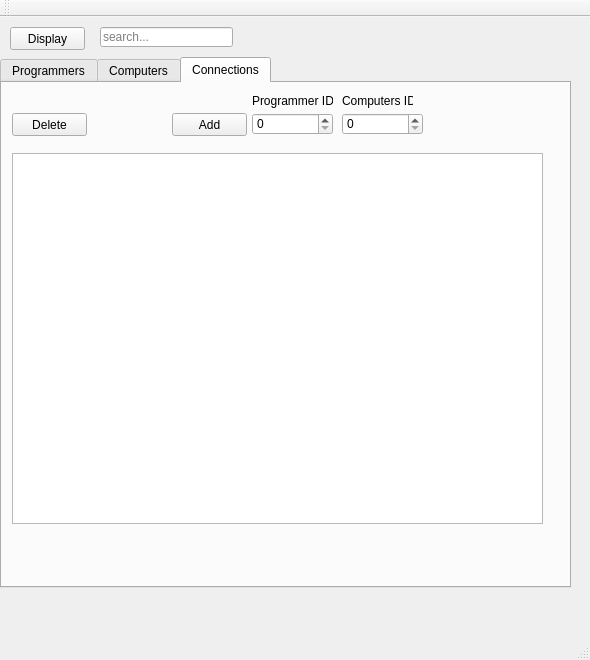
snaedisk/Hopur34_skil3, file mainwindow.ui: the form before one commit.
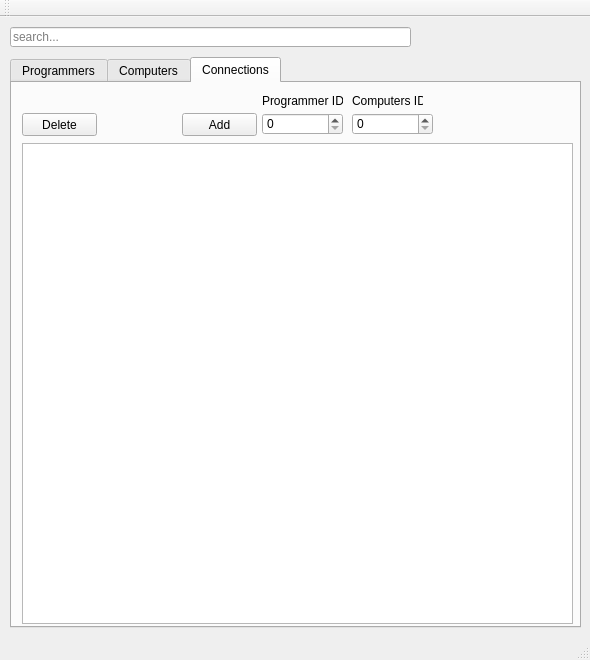
The form after the commit. The open tabs and pages were chosen to show the change.

```diff
--- a/mainwindow.ui
+++ b/mainwindow.ui
@@ -17,9 +17,9 @@
    <widget class="QLineEdit" name="eFind">
     <property name="geometry">
      <rect>
-      <x>100</x>
+      <x>10</x>
       <y>10</y>
-      <width>133</width>
+      <width>401</width>
       <height>20</height>
      </rect>
     </property>
@@ -27,26 +27,13 @@
      <string>search...</string>
     </property>
    </widget>
-   <widget class="QPushButton" name="pushButton">
-    <property name="geometry">
-     <rect>
-      <x>10</x>
-      <y>10</y>
-      <width>75</width>
-      <height>23</height>
-     </rect>
-    </property>
-    <property name="text">
-     <string>Display</string>
-    </property>
-   </widget>
    <widget class="QTabWidget" name="tabs">
     <property name="geometry">
      <rect>
-      <x>0</x>
+      <x>10</x>
       <y>40</y>
       <width>571</width>
-      <height>531</height>
+      <height>571</height>
      </rect>
     </property>
     <property name="currentIndex">
@@ -174,9 +161,9 @@
       <property name="geometry">
        <rect>
         <x>10</x>
-        <y>70</y>
-        <width>531</width>
-        <height>371</height>
+        <y>60</y>
+        <width>551</width>
+        <height>481</height>
        </rect>
       </property>
       <property name="sortingEnabled">
```
Left out of the diff: 34 changed lines with no effect on the pictures.
